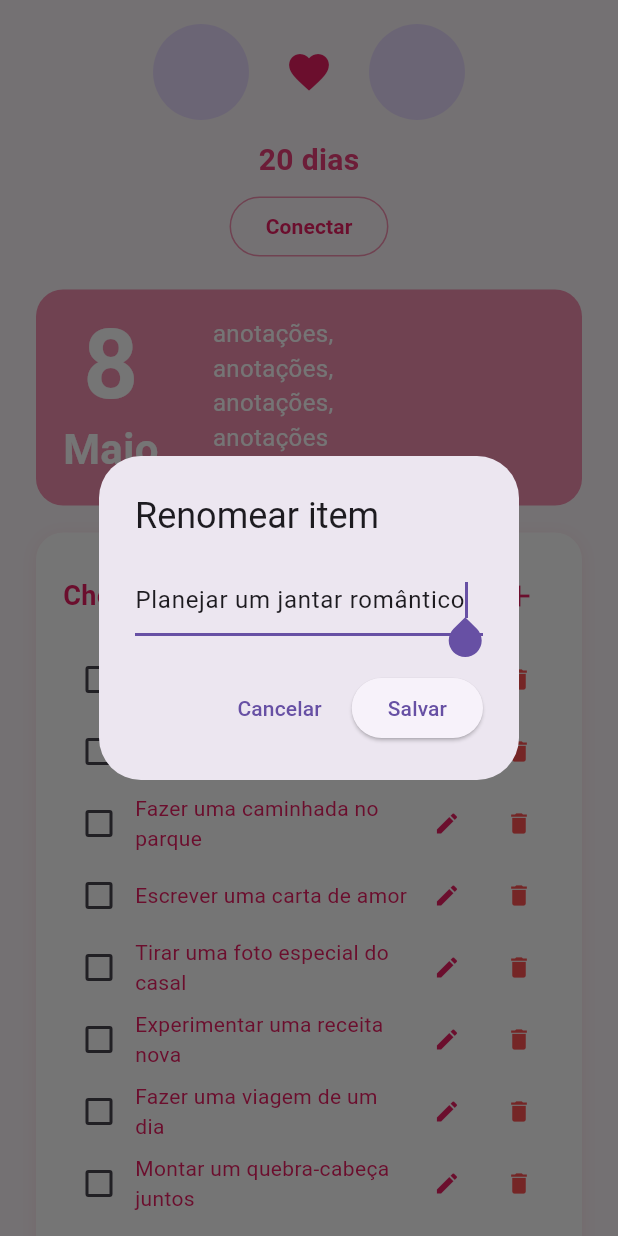
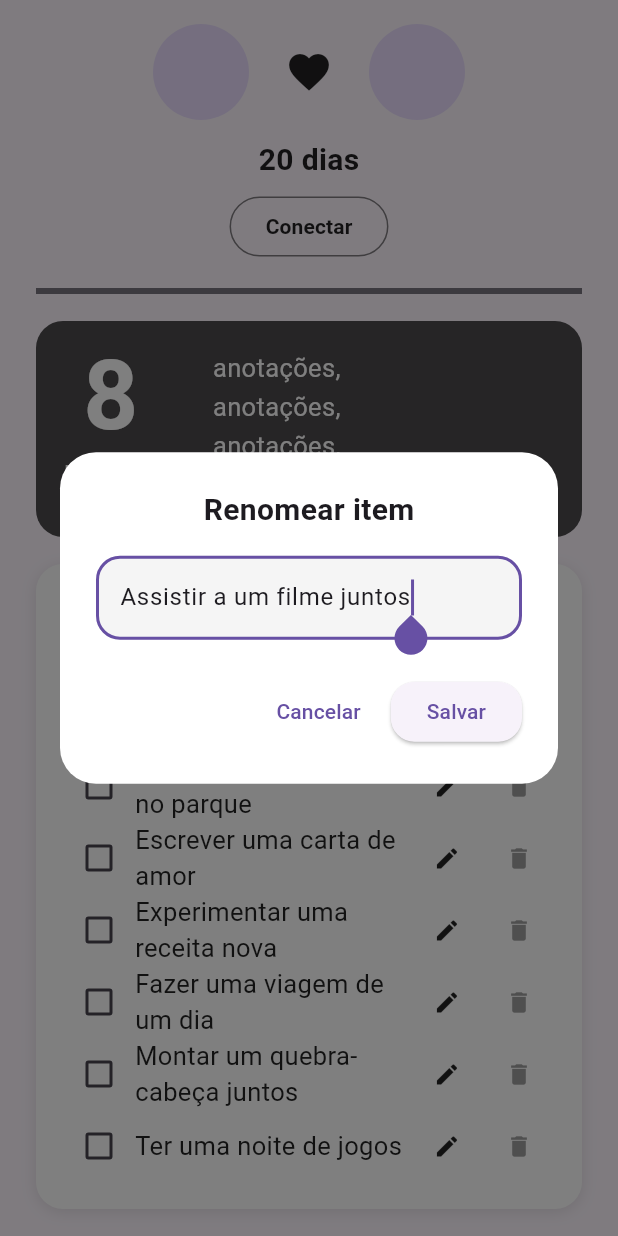
Before and after one commit to SamuelRamos338/breakforlove_last_update, a Flutter app: the HomeScreen screen opened directly, after a tap on the "edit" icon, on a phone screen of 412 x 824 dp. Run offline on Flutter 3.47's test engine with Material 3 defaults, Android fonts, the light colour scheme and no system bars; our stand-ins replace google_nav_bar, table_calendar.

Commit message:
Update home_screen.dart

```diff
--- a/lib/src/home_screen.dart
+++ b/lib/src/home_screen.dart
@@ -10,16 +10,13 @@ class HomeScreen extends StatefulWidget {
 
 class _HomeScreenState extends State<HomeScreen> {
   final List<String> _checklist = [
-    'Planejar um jantar romântico',
     'Assistir a um filme juntos',
     'Fazer uma caminhada no parque',
     'Escrever uma carta de amor',
-    'Tirar uma foto especial do casal',
     'Experimentar uma receita nova',
     'Fazer uma viagem de um dia',
     'Montar um quebra-cabeça juntos',
     'Ter uma noite de jogos',
-    'Relembrar fotos antigas',
   ];
   final List<bool> _checked = List.generate(10, (_) => false);
 
@@ -51,26 +48,70 @@ class _HomeScreenState extends State<HomeScreen> {
 
   Future<String?> _showEditDialog(BuildContext context, String title, String initial) {
     final controller = TextEditingController(text: initial);
-    return showDialog<String>(
+    return showGeneralDialog<String>(
       context: context,
-      builder: (context) => AlertDialog(
-        title: Text(title),
-        content: TextField(
+      barrierDismissible: true,
+      barrierLabel: 'Editar',
+      transitionDuration: const Duration(milliseconds: 300),
+      pageBuilder: (context, anim1, anim2) {
+        return Center(
+          child: Material(
+            color: Colors.transparent,
+            child: Dialog(
+              shape: RoundedRectangleBorder(borderRadius: BorderRadius.circular(24)),
+              elevation: 16,
+              backgroundColor: Colors.white,
+              child: Padding(
+                padding: const EdgeInsets.all(24),
+                child: Column(
+                  mainAxisSize: MainAxisSize.min,
+                  children: [
+                    Text(title, style: const TextStyle(fontSize: 20, fontWeight: FontWeight.bold)),
+                    const SizedBox(height: 16),
+                    TextField(
                       controller: controller,
                       autofocus: true,
-          decoration: const InputDecoration(hintText: 'Digite o texto'),
+                      decoration: InputDecoration(
+                        hintText: 'Digite o texto',
+                        filled: true,
+                        fillColor: Colors.grey[100],
+                        border: OutlineInputBorder(borderRadius: BorderRadius.circular(16)),
                       ),
-        actions: [
+                    ),
+                    const SizedBox(height: 24),
+                    Row(
+                      mainAxisAlignment: MainAxisAlignment.end,
+                      children: [
                         TextButton(
                           onPressed: () => Navigator.pop(context),
                           child: const Text('Cancelar'),
                         ),
+                        const SizedBox(width: 8),
                         ElevatedButton(
+                          style: ElevatedButton.styleFrom(
+                            shape: RoundedRectangleBorder(borderRadius: BorderRadius.circular(16)),
+                          ),
                           onPressed: () => Navigator.pop(context, controller.text),
                           child: const Text('Salvar'),
                         ),
                       ],
                     ),
+                  ],
+                ),
+              ),
+            ),
+          ),
+        );
+      },
+      transitionBuilder: (context, anim1, anim2, child) {
+        return FadeTransition(
+          opacity: anim1,
+          child: ScaleTransition(
+            scale: CurvedAnimation(parent: anim1, curve: Curves.easeOutBack),
+            child: child,
+          ),
+        );
+      },
     );
   }
 
@@ -79,16 +120,16 @@ class _HomeScreenState extends State<HomeScreen> {
     final now = DateTime.now();
     final String dia = DateFormat('d', 'pt_BR').format(now);
     final String mes = DateFormat('MMMM', 'pt_BR').format(now);
+    final iconColor = Theme.of(context).iconTheme.color ?? Colors.pink;
 
     return Scaffold(
-      backgroundColor: const Color(0xFFFDF6FA),
+      backgroundColor: Theme.of(context).scaffoldBackgroundColor,
       body: SafeArea(
         child: SingleChildScrollView(
           child: Padding(
             padding: const EdgeInsets.symmetric(horizontal: 24, vertical: 16),
             child: Column(
               children: [
-                // Avatares e coração
                 Row(
                   mainAxisAlignment: MainAxisAlignment.center,
                   children: [
@@ -97,7 +138,7 @@ class _HomeScreenState extends State<HomeScreen> {
                       backgroundImage: AssetImage('assets/profile1.jpg'),
                     ),
                     const SizedBox(width: 24),
-                    Icon(Icons.favorite, color: Colors.pink, size: 32),
+                    Icon(Icons.favorite, color: iconColor, size: 32),
                     const SizedBox(width: 24),
                     const CircleAvatar(
                       radius: 32,
@@ -106,43 +147,45 @@ class _HomeScreenState extends State<HomeScreen> {
                   ],
                 ),
                 const SizedBox(height: 12),
-                // Dias conectados
                 Text(
                   '20 dias',
                   style: TextStyle(
                     fontSize: 20,
                     fontWeight: FontWeight.bold,
-                    color: Colors.pink.shade400,
+                    color: iconColor,
                   ),
                 ),
                 const SizedBox(height: 6),
-                // Botão conectar
                 OutlinedButton(
                   onPressed: () {},
                   style: OutlinedButton.styleFrom(
-                    side: BorderSide(color: Colors.pink.shade200),
+                    side: BorderSide(color: iconColor.withOpacity(0.5)),
                     shape: RoundedRectangleBorder(
                       borderRadius: BorderRadius.circular(20),
                     ),
                   ),
-                  child: const Text(
+                  child: Text(
                     'Conectar',
-                    style: TextStyle(color: Colors.pink, fontWeight: FontWeight.bold),
+                    style: TextStyle(color: iconColor, fontWeight: FontWeight.bold),
                   ),
                 ),
                 const SizedBox(height: 18),
-                // Card de Anotações com dia grande e mês centralizado embaixo
+                Divider(
+                  color: Theme.of(context).dividerColor,
+                  thickness: 4,
+                  height: 3,
+                ),
+                const SizedBox(height: 18),
                 Container(
                   width: double.infinity,
                   margin: const EdgeInsets.only(bottom: 18),
                   decoration: BoxDecoration(
-                    color: Colors.pink.shade200,
+                    color: iconColor.withOpacity(0.7),
                     borderRadius: BorderRadius.circular(18),
                   ),
                   child: Row(
                     crossAxisAlignment: CrossAxisAlignment.start,
                     children: [
-                      // Dia e mês centralizados
                       Padding(
                         padding: const EdgeInsets.symmetric(horizontal: 18, vertical: 18),
                         child: Column(
@@ -171,7 +214,6 @@ class _HomeScreenState extends State<HomeScreen> {
                         ),
                       ),
                       const SizedBox(width: 18),
-                      // Anotações
                       Expanded(
                         child: Padding(
                           padding: const EdgeInsets.symmetric(vertical: 18),
@@ -180,7 +222,7 @@ class _HomeScreenState extends State<HomeScreen> {
                             children: const [
                               Text(
                                 'anotações,\nanotações,\nanotações,\nanotações',
-                                style: TextStyle(color: Colors.white, fontSize: 16),
+                                style: TextStyle(color: Colors.white, fontSize: 17, height: 1.5),
                               ),
                             ],
                           ),
@@ -189,7 +231,6 @@ class _HomeScreenState extends State<HomeScreen> {
                     ],
                   ),
                 ),
-                // Card de Checklist
                 Container(
                   width: double.infinity,
                   padding: const EdgeInsets.all(18),
@@ -198,7 +239,7 @@ class _HomeScreenState extends State<HomeScreen> {
                     borderRadius: BorderRadius.circular(18),
                     boxShadow: [
                       BoxShadow(
-                        color: Colors.pink.shade50,
+                        color: iconColor.withOpacity(0.1),
                         blurRadius: 8,
                         offset: const Offset(0, 2),
                       ),
@@ -209,22 +250,22 @@ class _HomeScreenState extends State<HomeScreen> {
                     children: [
                       Row(
                         children: [
-                          const Text(
+                          Text(
                             'Checklist',
                             style: TextStyle(
-                              color: Colors.pink,
+                              color: iconColor,
                               fontWeight: FontWeight.bold,
                               fontSize: 18,
                             ),
                           ),
                           const Spacer(),
                           IconButton(
-                            icon: const Icon(Icons.add, color: Colors.pink),
+                            icon: Icon(Icons.add, color: iconColor),
                             onPressed: _addChecklistItem,
                           ),
                         ],
                       ),
-                      const SizedBox(height: 8),
+                      const SizedBox(height: 10),
                       ...List.generate(_checklist.length, (i) => Row(
                         children: [
                           Checkbox(
@@ -232,24 +273,24 @@ class _HomeScreenState extends State<HomeScreen> {
                             onChanged: (val) {
                               setState(() => _checked[i] = val ?? false);
                             },
-                            activeColor: Colors.pink,
+                            activeColor: iconColor,
                           ),
                           Expanded(
                             child: GestureDetector(
                               onTap: () => _editChecklistItem(i),
                               child: Text(
                                 _checklist[i],
-                                style: const TextStyle(fontSize: 14, color: Colors.pink),
+                                style: TextStyle(fontSize: 17, color: iconColor),
                               ),
                             ),
                           ),
                           IconButton(
-                            icon: const Icon(Icons.edit, size: 18, color: Colors.pink),
+                            icon: Icon(Icons.edit, size: 18, color: iconColor),
                             onPressed: () => _editChecklistItem(i),
                             tooltip: 'Renomear',
                           ),
                           IconButton(
-                            icon: const Icon(Icons.delete, size: 18, color: Colors.redAccent),
+                            icon: Icon(Icons.delete, size: 18, color: Colors.grey),
                             onPressed: () => _removeChecklistItem(i),
                             tooltip: 'Excluir',
                           ),
```
Lines whose indentation alone changed are shown as unchanged.
